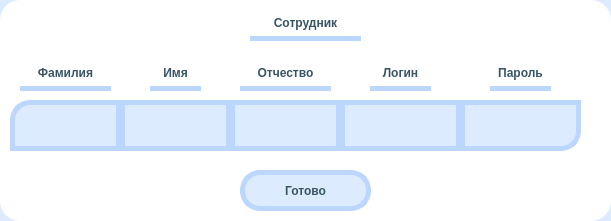
Before: the Qt Designer form CRM/editUI/editEmployee.ui in Plnguins/CRM, drawn with Qt 5.
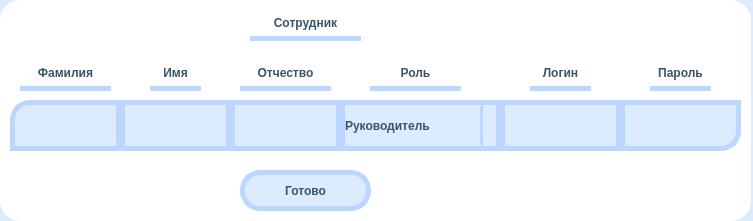
After: the same form once the commit is applied. Icons and pictures are not drawn.

Commit message: Поправлен интерфейс изменения сотрулника

What changed in the file:
```diff
--- a/CRM/editUI/editEmployee.ui
+++ b/CRM/editUI/editEmployee.ui
@@ -21,7 +21,7 @@
    <rect>
     <x>0</x>
     <y>0</y>
-    <width>611</width>
+    <width>753</width>
     <height>221</height>
    </rect>
   </property>
@@ -56,7 +56,7 @@
   <widget class="QLabel" name="Login">
    <property name="geometry">
     <rect>
-     <x>370</x>
+     <x>530</x>
      <y>60</y>
      <width>61</width>
      <height>31</height>
@@ -81,7 +81,7 @@
   <widget class="QLabel" name="Password">
    <property name="geometry">
     <rect>
-     <x>490</x>
+     <x>650</x>
      <y>60</y>
      <width>61</width>
      <height>31</height>
@@ -128,10 +128,10 @@
     <set>Qt::AlignCenter</set>
    </property>
   </widget>
-  <widget class="QLineEdit" name="SorceEnter">
+  <widget class="QLineEdit" name="PasswordEnter">
    <property name="geometry">
     <rect>
-     <x>460</x>
+     <x>620</x>
      <y>100</y>
      <width>121</width>
      <height>51</height>
@@ -158,7 +158,7 @@
   <widget class="QLineEdit" name="LoginEnter">
    <property name="geometry">
     <rect>
-     <x>340</x>
+     <x>500</x>
      <y>100</y>
      <width>121</width>
      <height>51</height>
@@ -233,7 +233,7 @@
     <rect>
      <x>0</x>
      <y>0</y>
-     <width>611</width>
+     <width>751</width>
      <height>221</height>
     </rect>
    </property>
@@ -388,6 +388,104 @@
     <set>Qt::AlignCenter</set>
    </property>
   </widget>
+  <widget class="QComboBox" name="RoleChange">
+   <property name="geometry">
+    <rect>
+     <x>340</x>
+     <y>100</y>
+     <width>161</width>
+     <height>51</height>
+    </rect>
+   </property>
+   <property name="styleSheet">
+    <string notr="true">QComboBox{
+font: 12pt &quot;Comfortaa&quot;;
+	font: bold;
+	color:  rgb(56, 84, 102);	
+	background-color: rgb(221, 235, 255);
+	border: 5px solid #BBD6FF ;
+border-radius:0px;
+}
+
+QComboBox::drop-down {
+
+    border-left: 3px solid #BBD6FF ;
+    border-top-left-radius: 3px; /* same radius as the QComboBox */
+    border-bottom-left-radius: 3px;
+}
+
+QComboBox::down-arrow:!on {
+    image: url(&quot;:/images/downArrow.png&quot;);
+}
+
+QComboBox::down-arrow:on { 
+    image: url(&quot;:/images/upArrow.png&quot;);
+}
+
+
+
+QComboBox QAbstractItemView {
+    border: 5px solid #BBD6FF ;
+	background-color: rgb(221, 235, 255);
+	border-bottom-left-radius:5px;
+	border-bottom-right-radius:5px;
+	border-top-left-radius:0px;
+	border-top-right-radius:0px;
+}
+
+
+
+
+
+
+</string>
+   </property>
+   <item>
+    <property name="text">
+     <string>Руководитель</string>
+    </property>
+   </item>
+   <item>
+    <property name="text">
+     <string>Продавец</string>
+    </property>
+   </item>
+   <item>
+    <property name="text">
+     <string>Маркетолог</string>
+    </property>
+   </item>
+   <item>
+    <property name="text">
+     <string>Менеджер</string>
+    </property>
+   </item>
+  </widget>
+  <widget class="QLabel" name="Role">
+   <property name="geometry">
+    <rect>
+     <x>370</x>
+     <y>60</y>
+     <width>91</width>
+     <height>31</height>
+    </rect>
+   </property>
+   <property name="styleSheet">
+    <string notr="true">	font: 12pt &quot;Comfortaa&quot;;
+	font: bold;
+	color:  rgb(56, 84, 102);
+	border: 5px solid #BBD6FF ;
+	border-top: transparent;
+	border-left: transparent;
+	border-right: transparent;</string>
+   </property>
+   <property name="text">
+    <string>Роль</string>
+   </property>
+   <property name="alignment">
+    <set>Qt::AlignCenter</set>
+   </property>
+  </widget>
   <zorder>Background</zorder>
   <zorder>BackgroundEnter</zorder>
   <zorder>Password</zorder>
@@ -400,8 +498,10 @@
   <zorder>NameEnter</zorder>
   <zorder>PatronymicEnter</zorder>
   <zorder>LoginEnter</zorder>
-  <zorder>SorceEnter</zorder>
+  <zorder>PasswordEnter</zorder>
   <zorder>Apply</zorder>
+  <zorder>RoleChange</zorder>
+  <zorder>Role</zorder>
  </widget>
  <tabstops>
   <tabstop>SurnameEnter</tabstop>
```
Left out of the diff: 2 changed lines with no effect on the pictures.
